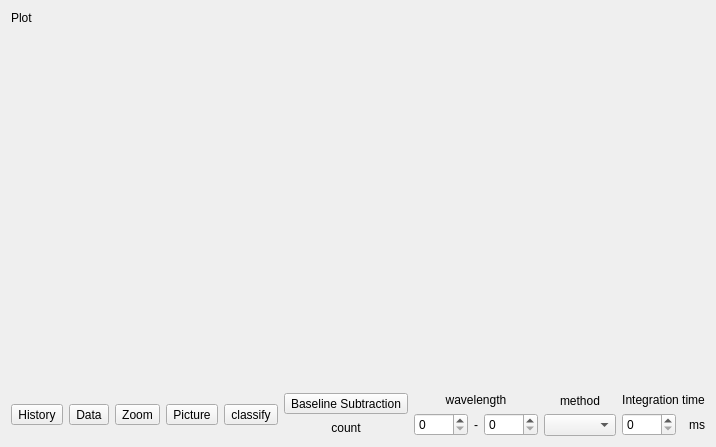
This is src/FormPlot/formplot.ui in MRsoymilk/Helianthus as Qt 5 draws it before an edit. The edited form follows.
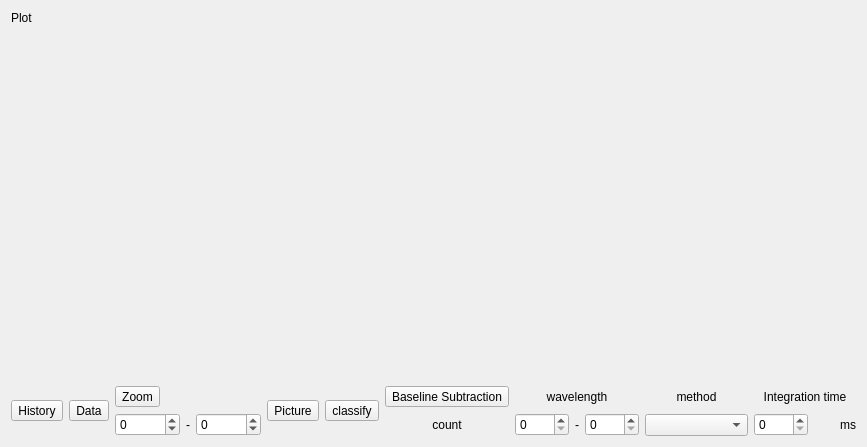
This is the edited form.

Commit message: fix zoom behavior

What changed in the file:
```diff
--- a/src/FormPlot/formplot.ui
+++ b/src/FormPlot/formplot.ui
@@ -6,7 +6,7 @@
    <rect>
     <x>0</x>
     <y>0</y>
-    <width>700</width>
+    <width>867</width>
     <height>447</height>
    </rect>
   </property>
@@ -47,11 +47,46 @@
       </widget>
      </item>
      <item>
+      <layout class="QVBoxLayout" name="verticalLayout_2">
+       <item>
       <widget class="QToolButton" name="tBtnZoom">
        <property name="text">
         <string>Zoom</string>
        </property>
       </widget>
+       </item>
+       <item>
+        <layout class="QHBoxLayout" name="horizontalLayout_2">
+         <item>
+          <widget class="QSpinBox" name="spinBoxStartY">
+           <property name="minimum">
+            <number>-99999</number>
+           </property>
+           <property name="maximum">
+            <number>99999</number>
+           </property>
+          </widget>
+         </item>
+         <item>
+          <widget class="QLabel" name="label_1">
+           <property name="text">
+            <string>-</string>
+           </property>
+          </widget>
+         </item>
+         <item>
+          <widget class="QSpinBox" name="spinBoxEndY">
+           <property name="minimum">
+            <number>-99999</number>
+           </property>
+           <property name="maximum">
+            <number>99999</number>
+           </property>
+          </widget>
+         </item>
+        </layout>
+       </item>
+      </layout>
      </item>
      <item>
       <widget class="QToolButton" name="tBtnPicture">
```
Lines whose indentation alone changed are shown as unchanged. The commit also changes 1 other file.
